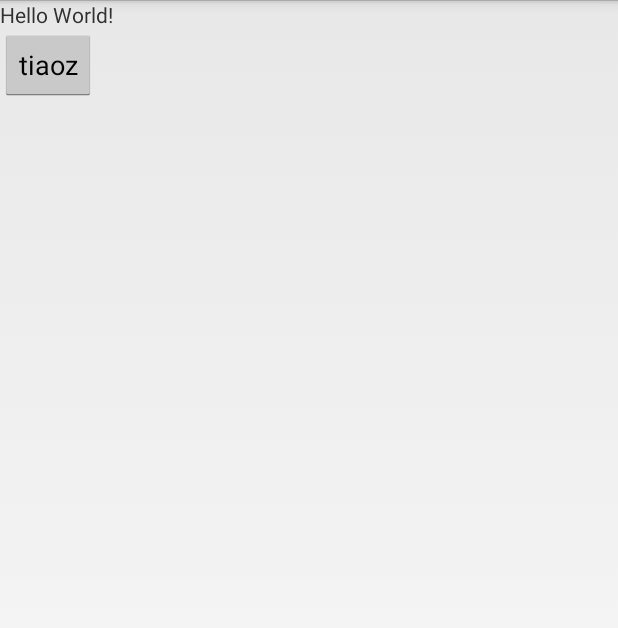
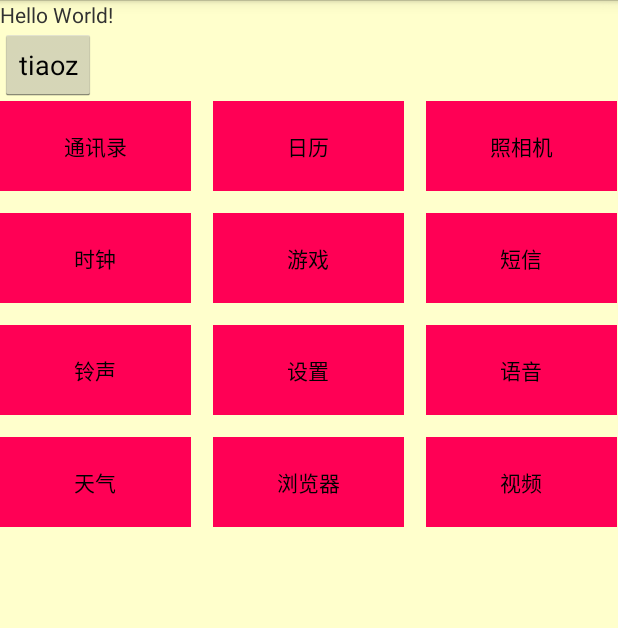
Before and after one commit to sulancheng/gitconnectiontwo, an Android app: the screen it shows after launch (MainActivity), on a phone screen of 412 x 824 dp. Shown: the top 628 px of the screen. Run offline under Robolectric (Android 15) with nearby library versions, the phone set to English and light mode, and no system bars.

Commit message:
关于gridview的简单ddemo

```diff
--- a/app/src/main/java/com/example/su/myappconectiontwo/MainActivity.java
+++ b/app/src/main/java/com/example/su/myappconectiontwo/MainActivity.java
@@ -4,11 +4,18 @@ import android.app.Activity;
 import android.content.Intent;
 import android.os.Bundle;
 import android.view.View;
+import android.view.ViewGroup;
+import android.widget.BaseAdapter;
 import android.widget.Button;
+import android.widget.GridView;
+import android.widget.TextView;
 
 import com.example.su.myappconectiontwo.shouxieban.ShouXieActivity;
 
 public class MainActivity extends Activity {
+    private String[] iconName = { "通讯录", "日历", "照相机", "时钟", "游戏", "短信", "铃声",
+            "设置", "语音", "天气", "浏览器", "视频" };
+
     @Override
     protected void onCreate(Bundle savedInstanceState) {
         super.onCreate(savedInstanceState);
@@ -20,5 +27,32 @@ public class MainActivity extends Activity {
                 startActivity(new Intent(MainActivity.this, ShouXieActivity.class));
             }
         });
+        GridView gridview = (GridView) findViewById(R.id.gv);
+        gridview.setAdapter(new Adapter());
+    }
+    private class Adapter extends BaseAdapter {
+
+        @Override
+        public int getCount() {
+            return iconName.length;
+        }
+
+        @Override
+        public String getItem(int arg0) {
+            return iconName[arg0];
+        }
+
+        @Override
+        public long getItemId(int arg0) {
+            return arg0;
+        }
+
+        @Override
+        public View getView(int arg0, View arg1, ViewGroup arg2) {
+            arg1 = getLayoutInflater().inflate(R.layout.wallet_item, null);
+            TextView textView = (TextView) arg1.findViewById(R.id.text) ;
+            textView.setText(iconName[arg0]) ;
+            return arg1;
+        }
     }
 }
--- a/app/src/main/res/layout/activity_main.xml
+++ b/app/src/main/res/layout/activity_main.xml
@@ -4,6 +4,7 @@
     android:layout_width="match_parent"
     android:layout_height="match_parent"
     android:orientation="vertical"
+    android:background="#ffc"
     tools:context="com.example.su.myappconectiontwo.MainActivity">
 
     <TextView
@@ -16,4 +17,13 @@
         android:id="@+id/tiaoz"
         android:layout_width="wrap_content"
         android:layout_height="wrap_content" />
+    <GridView
+        android:id="@+id/gv"
+        android:numColumns="3"
+        android:verticalSpacing="15dp"
+        android:horizontalSpacing="15dp"
+        android:layout_width="match_parent"
+        android:layout_height="match_parent">
+
+    </GridView>
 </LinearLayout>
--- /dev/null
+++ b/app/src/main/res/layout/wallet_item.xml
@@ -0,0 +1,23 @@
+<?xml version="1.0" encoding="utf-8"?>
+<LinearLayout xmlns:android="http://schemas.android.com/apk/res/android"
+    android:layout_width="match_parent"
+    android:layout_height="match_parent"
+    android:orientation="vertical"
+    >
+    <LinearLayout
+        android:layout_width="match_parent"
+        android:layout_height="match_parent">
+        <TextView
+            android:id="@+id/text"
+            android:text="woding"
+            android:textSize="14dp"
+            android:layout_width="match_parent"
+            android:textColor="#000"
+            android:background="#ff0055"
+            android:layout_height="60dp"
+            android:layout_gravity="center"
+            android:gravity="center"
+            />
+    </LinearLayout>
+
+</LinearLayout>
```
